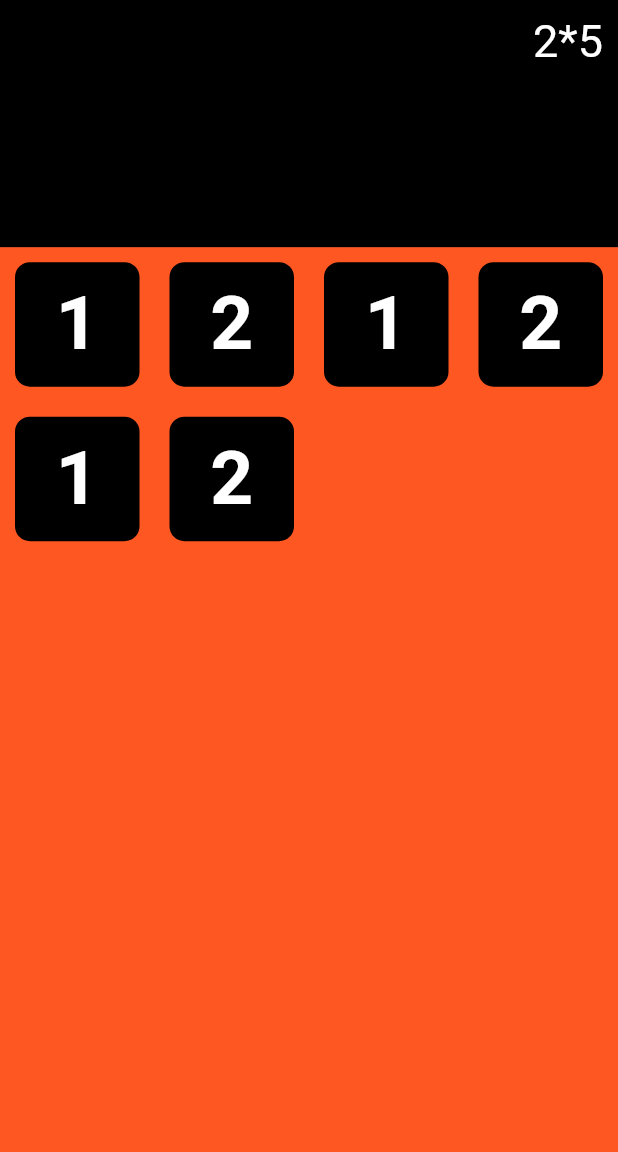
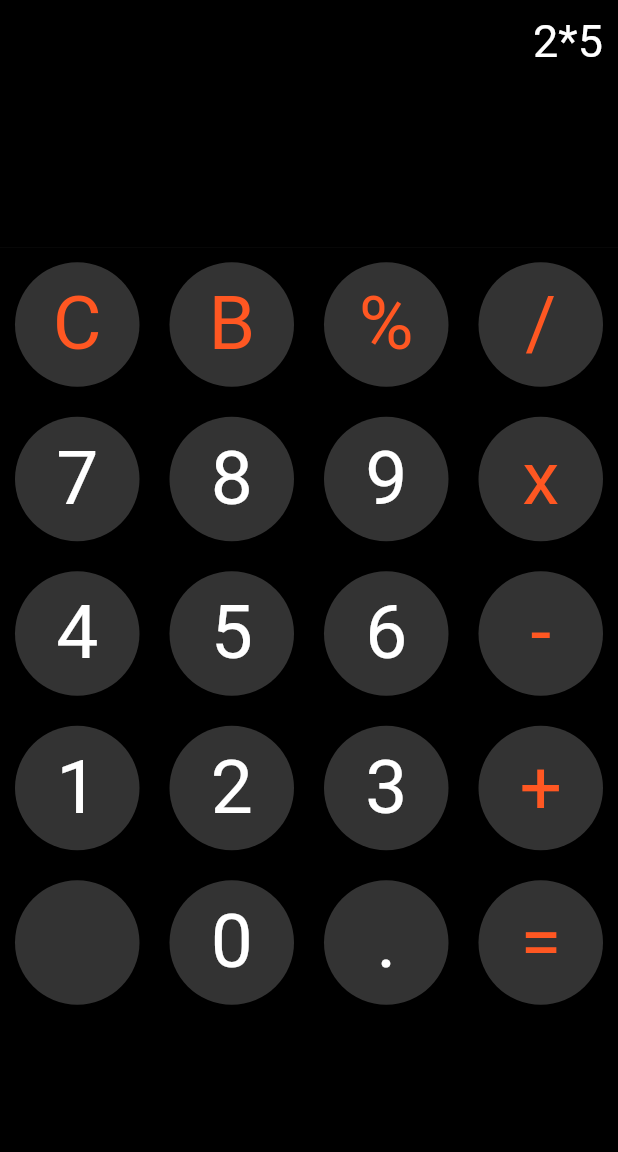
Before and after one commit to ComunidadDev/Calculator, a Flutter app: the screen it shows after launch, on a phone screen of 412 x 824 dp, the part 84-1236 px from its top. Run offline on Flutter 3.47's test engine with Material 2 defaults, Android fonts, the phone set to English and light mode, and no system bars.

Commit message:
disenio de los botones

```diff
--- a/lib/ui/ui_calculator.dart
+++ b/lib/ui/ui_calculator.dart
@@ -67,44 +67,94 @@ class _UICalculatorState extends State<UICalculator> {
   Widget body(BuildContext ctx){
     return Expanded(
       child: Container(
-        color: Colors.deepOrange,
+        color: Colors.black,
         child: Column(
           children: [
-            Row(children: [button(ctx, "1"), button(ctx, "2"), button(ctx, "1"), button(ctx, "2")],),
-            Row(children: [button(ctx, "1"), button(ctx, "2")],),
+            Row(
+              children: [
+                button(ctx, "C", color: Colors.deepOrange, isClear: true),
+                button(ctx, "B", color: Colors.deepOrange, isDelet: true),
+                button(ctx, "%", color: Colors.deepOrange),
+                button(ctx, "/", color: Colors.deepOrange)],
+            ),
+            Row(children: [
+              button(ctx, "7"),
+              button(ctx, "8"),
+              button(ctx, "9"),
+              button(ctx, "x", color: Colors.deepOrange)
+            ],),
+            Row(children: [
+              button(ctx, "4"),
+              button(ctx, "5"),
+              button(ctx, "6"),
+              button(ctx, "-", color: Colors.deepOrange)
+            ],),
+            Row(children: [
+              button(ctx, "1"),
+              button(ctx, "2"),
+              button(ctx, "3"),
+              button(ctx, "+", color: Colors.deepOrange)
+            ],),
+            Row(children: [
+              button(ctx, ""),
+              button(ctx, "0"),
+              button(ctx, "."),
+              button(ctx, "=", color: Colors.deepOrange, isEqual: true)
+            ],),
           ],
         ),
       ),
     );
   }
 
-  Widget button(BuildContext context, String number){
-    double margin = 10.0;
+  Widget button(
+    BuildContext context,
+    String number,
+    {
+      Color color: Colors.white,
+      bool isClear: false,
+      bool isDelet: false,
+      bool isEqual: false,
+    }
+    ){
+    double margin = 10;
+    double width_box = (MediaQuery.of(context).size.width * 0.25) - (margin * 2);
     return GestureDetector(
       child: Container(
-        height: (MediaQuery.of(context).size.width * 0.25) - (margin * 2),
-        width: (MediaQuery.of(context).size.width * 0.25) - (margin * 2),
+        height: width_box,
+        width: width_box,
         margin: EdgeInsets.all(margin),
         decoration: BoxDecoration(
-          color: Colors.black,
-          borderRadius: BorderRadius.circular(10)
+          color: Colors.white.withOpacity(0.2),
+          borderRadius: BorderRadius.circular(width_box / 2)
         ),
         child: Center(
           child: Text(
             number,
-            style: const TextStyle(
-              fontWeight: FontWeight.bold,
-              fontSize: 50
+            style: TextStyle(
+              fontWeight: FontWeight.normal,
+              fontSize: 50,
+              color: color
             ),
           )
         ),
       ),
       onTap: (){
-          if((text_result + number).length <= max_size_operation){
+          if(isClear){
+            text_result = "";
+          } else if(isDelet){
+            try{
+              text_result = text_result.substring(0, text_result.length-1);
+            }catch(error){
+
+            }
+          } else if(isEqual){
+
+          } else if((text_result + number).length <= max_size_operation){
             text_result += number;
-            setState(() {
-            });
           }
+          setState(() {
+          });
       },
     );
   }
```
